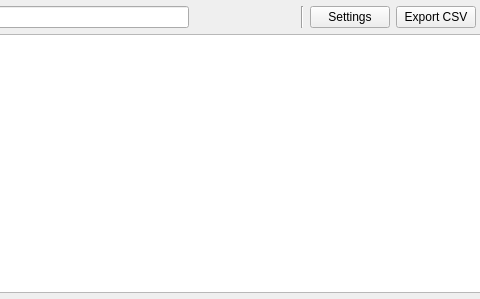
Qt form src/qualogwidget.ui (juangburgos/QUaServerWidgets) before a commit; both pictures show x 279 to 759 and y 0 to 299 of the 847 by 299 pixel window.
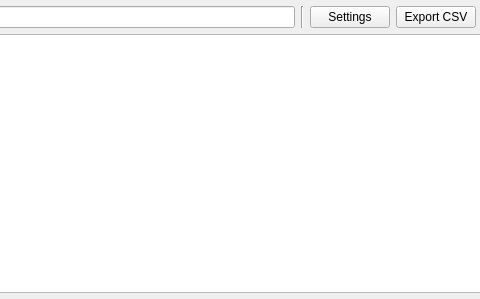
The same form after that commit. Custom widgets are drawn as their Qt base class.

The edit to the form file:
```diff
--- a/src/qualogwidget.ui
+++ b/src/qualogwidget.ui
@@ -26,40 +26,24 @@
    <property name="bottomMargin">
     <number>6</number>
    </property>
-   <item row="0" column="4">
+   <item row="0" column="3">
     <widget class="QPushButton" name="pushButtonExportCsv">
      <property name="text">
       <string>Export CSV</string>
      </property>
     </widget>
    </item>
-   <item row="0" column="1">
-    <spacer name="horizontalSpacer">
-     <property name="orientation">
-      <enum>Qt::Horizontal</enum>
-     </property>
-     <property name="sizeType">
-      <enum>QSizePolicy::Minimum</enum>
-     </property>
-     <property name="sizeHint" stdset="0">
-      <size>
-       <width>100</width>
-       <height>20</height>
-      </size>
-     </property>
-    </spacer>
-   </item>
-   <item row="1" column="0" colspan="6">
+   <item row="1" column="0" colspan="5">
     <widget class="QUaLogTableView" name="treeViewLog"/>
    </item>
-   <item row="0" column="5">
+   <item row="0" column="4">
     <widget class="QPushButton" name="pushButtonClear">
      <property name="text">
       <string>Clear</string>
      </property>
     </widget>
    </item>
-   <item row="0" column="3">
+   <item row="0" column="2">
     <widget class="QPushButton" name="pushButtonSettings">
      <property name="text">
       <string>Settings</string>
@@ -148,7 +132,7 @@
      </layout>
     </widget>
    </item>
-   <item row="0" column="2">
+   <item row="0" column="1">
     <widget class="Line" name="line">
      <property name="orientation">
       <enum>Qt::Vertical</enum>
```
Left out of the diff: 10 changed lines with no effect on the pictures.
